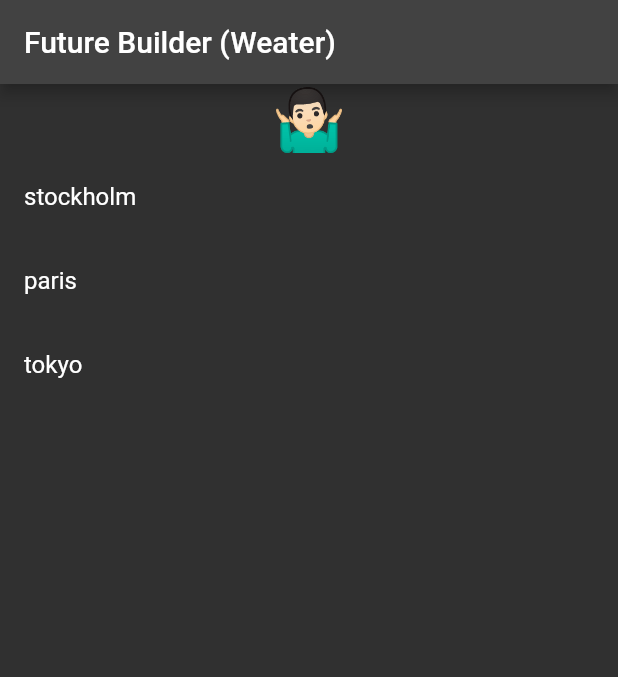
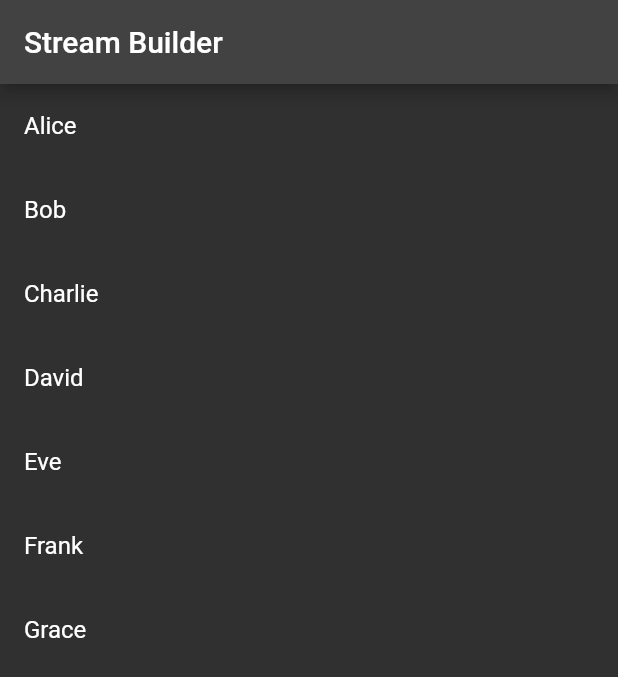
Before and after one commit to SouksavathPMS/riverpod_learning_ex1, a Flutter app: the screen it shows after launch, on a phone screen of 412 x 824 dp. Shown: the top 677 px of the screen. Run offline on Flutter 3.47's test engine with Material 2 defaults, Android fonts, the light colour scheme and no system bars; our stand-ins replace hooks_riverpod.

Commit message:
StreamProvider

```diff
--- a/lib/main.dart
+++ b/lib/main.dart
@@ -8,6 +8,32 @@ void main() {
     ),
   );
 }
+
+const List<String> names = [
+  'Alice',
+  'Bob',
+  'Charlie',
+  'David',
+  'Eve',
+  'Frank',
+  'Grace',
+  'Henry',
+  'Ivy',
+  'Jack'
+];
+
+final tickerProvider = StreamProvider<int>(
+  (ref) => Stream.periodic(
+    const Duration(seconds: 1),
+    (i) => i + 1,
+  ),
+);
+
+final namesProvider = StreamProvider((ref) {
+  return ref.watch(tickerProvider.future).asStream().map(
+        (event) => names.getRange(0, event),
+      );
+});
 
 class MyApp extends StatelessWidget {
   const MyApp({Key? key}) : super(key: key);
@@ -38,76 +64,29 @@ extension OptionalInfixAddition<T extends num> on T? {
   }
 }
 
-enum City {
-  stockholm,
-  paris,
-  tokyo,
-}
-
-typedef WeatherEimoji = String;
-Future<WeatherEimoji> getWeather(City city) async {
-  return Future.delayed(
-    const Duration(seconds: 1),
-    () => {
-      City.stockholm: "❄️",
-      City.paris: "☔️",
-      City.tokyo: "⛅️",
-    }[city]!,
-  );
-}
-
-final weatherProvider = StateProvider<City?>((ref) => null);
-final currentWeatherProvider = FutureProvider<String>((ref) async {
-  final currentWeather = ref.watch(weatherProvider);
-  if (currentWeather != null) {
-    return getWeather(currentWeather);
-  } else {
-    return "🤷🏻‍♂️";
-  }
-});
-
 class MyHomePage extends ConsumerWidget {
   const MyHomePage({Key? key}) : super(key: key);
 
   @override
   Widget build(BuildContext context, WidgetRef ref) {
-    final currentWeather = ref.watch(currentWeatherProvider);
+    final nameStream = ref.watch(namesProvider);
     return Scaffold(
       appBar: AppBar(
-        title: const Text("Future Builder (Weater)"),
+        title: const Text("Stream Builder"),
       ),
-      body: Column(
-        children: [
-          currentWeather.when(
-            data: (data) => Text(
-              data,
-              style: const TextStyle(fontSize: 40),
+      body: nameStream.when(
+        data: (data) {
+          return ListView.builder(
+            itemCount: data.length,
+            itemBuilder: (context, index) => ListTile(
+              title: Text(data.elementAt(index)),
             ),
-            error: (error, stackTrace) => const Text(
-              "😢",
-              style: TextStyle(fontSize: 40),
-            ),
-            loading: () => const Padding(
-              padding: EdgeInsets.all(8.0),
-              child: CircularProgressIndicator(),
-            ),
-          ),
-          Expanded(
-              child: ListView.builder(
-            itemCount: City.values.length,
-            itemBuilder: (context, index) {
-              final cityTitle = City.values[index];
-              final isSelected = cityTitle == ref.watch(weatherProvider);
-              return ListTile(
-                title: Text(cityTitle.name),
-                trailing: !isSelected ? null : const Icon(Icons.check),
-                onTap: () {
-                  ref.read(weatherProvider.notifier).state = cityTitle;
-                },
-              );
-            },
-          ))
-        ],
+          );
+        },
+        error: (error, stackTrace) => const Text("Done"),
+        loading: () => const Center(
+          child: CircularProgressIndicator(),
+        ),
       ),
     );
   }
```
